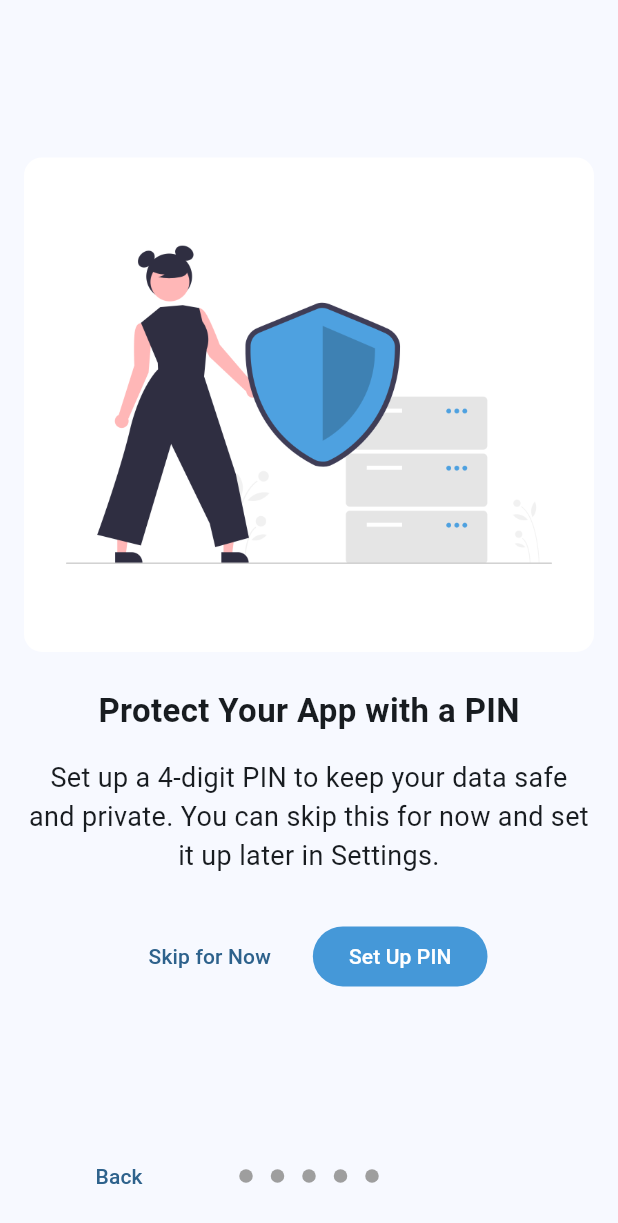
After one commit to vearmunn/dailycore, a Flutter app: the screen it shows after launch, swiped to page 5, on a phone screen of 412 x 824 dp. The commit adds this screen. Shown: the top 1223 px of the screen. Run offline on Flutter 3.47's test engine with Material 3 defaults, Android fonts, the phone set to English and light mode, and no system bars; drawn by our look-alikes of introduction_screen, toastification; our stand-ins replace csv, device_info_plus, dotted_border, expandable, fl_chart, flutter_bloc and 14 more; missing offline and left inert: country_flags, currency_textfield, flutter_custom_month_picker, omni_datetime_picker; accounts and stored records are empty; statements that could not run were skipped.

Commit message:
onboarding added

```diff
--- a/lib/consts/prefs_key.dart
+++ b/lib/consts/prefs_key.dart
@@ -1,2 +1,3 @@
 const String pinKey = 'user_pin';
 const String isDarkMode = 'is_dark_mode';
+const String showOnboardingPageKey = 'show_onboarding_page';
--- a/lib/features/expense_tracker/presentation/pages/chart_page.dart
+++ b/lib/features/expense_tracker/presentation/pages/chart_page.dart
@@ -11,6 +11,7 @@ import 'package:flutter_localization/flutter_localization.dart';
 
 import '../../../../localization/locales.dart';
 import '../../../../utils/colors_and_icons.dart';
+import '../cubit/expense_crud/expense_crud_cubit.dart';
 
 class ChartPage extends StatefulWidget {
   const ChartPage({super.key});
@@ -32,7 +33,13 @@ class _ChartPageState extends State<ChartPage> {
         ),
         centerTitle: true,
         leading: IconButton(
-          onPressed: () => Navigator.pop(context),
+          onPressed: () {
+            Navigator.pop(context);
+            context.read<ExpenseCrudCubit>().loadExpenses(
+              DateTime.now().year,
+              DateTime.now().month,
+            );
+          },
           icon: Icon(Icons.arrow_back, color: Colors.white),
         ),
       ),
--- a/lib/features/expense_tracker/presentation/pages/expense_page.dart
+++ b/lib/features/expense_tracker/presentation/pages/expense_page.dart
@@ -26,7 +26,13 @@ class ExpensePage extends StatelessWidget {
         ),
         centerTitle: true,
         leading: IconButton(
-          onPressed: () => Navigator.pop(context),
+          onPressed: () {
+            Navigator.pop(context);
+            context.read<ExpenseCrudCubit>().loadExpenses(
+              DateTime.now().year,
+              DateTime.now().month,
+            );
+          },
           icon: Icon(Icons.arrow_back, color: Colors.white),
         ),
         actions: [
--- a/lib/features/expense_tracker/presentation/pages/goal_page.dart
+++ b/lib/features/expense_tracker/presentation/pages/goal_page.dart
@@ -13,6 +13,7 @@ import 'package:flutter_localization/flutter_localization.dart';
 
 import '../../../../localization/locales.dart';
 import '../../../../utils/colors_and_icons.dart';
+import '../cubit/expense_crud/expense_crud_cubit.dart';
 import '../cubit/goal/goal_cubit.dart';
 
 class GoalPage extends StatelessWidget {
@@ -27,6 +28,16 @@ class GoalPage extends StatelessWidget {
           backgroundColor: dailyCorePurple,
           title: Text('Goals', style: TextStyle(fontWeight: FontWeight.bold)),
           centerTitle: true,
+          leading: IconButton(
+            onPressed: () {
+              Navigator.pop(context);
+              context.read<ExpenseCrudCubit>().loadExpenses(
+                DateTime.now().year,
+                DateTime.now().month,
+              );
+            },
+            icon: Icon(Icons.arrow_back, color: Colors.white),
+          ),
           bottom: PreferredSize(
             preferredSize: Size.fromHeight(50),
             child: TabBar(
--- a/lib/features/expense_tracker/presentation/pages/reports_page.dart
+++ b/lib/features/expense_tracker/presentation/pages/reports_page.dart
@@ -42,7 +42,13 @@ class _ReportsPageState extends State<ReportsPage> {
         ),
         centerTitle: true,
         leading: IconButton(
-          onPressed: () => Navigator.pop(context),
+          onPressed: () {
+            Navigator.pop(context);
+            context.read<ExpenseCrudCubit>().loadExpenses(
+              DateTime.now().year,
+              DateTime.now().month,
+            );
+          },
           icon: Icon(Icons.arrow_back, color: Colors.white),
         ),
         actions: [
--- /dev/null
+++ b/lib/features/home/cubit/onboarding.dart
@@ -0,0 +1,21 @@
+// ignore_for_file: public_member_api_docs, sort_constructors_first
+import 'package:dailycore/consts/prefs_key.dart';
+import 'package:flutter_bloc/flutter_bloc.dart';
+import 'package:shared_preferences/shared_preferences.dart';
+
+class OnboardingCubit extends Cubit<bool> {
+  final SharedPreferences prefs;
+  OnboardingCubit(this.prefs) : super(true) {
+    loadStatus();
+  }
+
+  void loadStatus() {
+    final show = prefs.getBool(showOnboardingPageKey) ?? true;
+    emit(show);
+  }
+
+  Future completeOnboarding() async {
+    await prefs.setBool(showOnboardingPageKey, false);
+    emit(false);
+  }
+}
--- /dev/null
+++ b/lib/features/home/onboarding_page.dart
@@ -0,0 +1,175 @@
+import 'package:dailycore/components/pin/pin_enum.dart';
+import 'package:dailycore/features/home/cubit/onboarding.dart';
+import 'package:dailycore/features/home/homepage.dart';
+import 'package:dailycore/features/home/pin_page.dart';
+import 'package:dailycore/theme/theme_helper.dart';
+import 'package:dailycore/utils/spaces.dart';
+import 'package:flutter/material.dart';
+import 'package:flutter_bloc/flutter_bloc.dart';
+import 'package:flutter_localization/flutter_localization.dart';
+import 'package:introduction_screen/introduction_screen.dart';
+
+import '../../localization/locales.dart';
+
+class OnboardingPage extends StatelessWidget {
+  const OnboardingPage({super.key});
+
+  @override
+  Widget build(BuildContext context) {
+    return Scaffold(
+      body: SafeArea(
+        child: IntroductionScreen(
+          dotsDecorator: DotsDecorator(
+            activeColor:
+                ThemeHelper.isDark(context) ? Colors.white : Colors.grey,
+          ),
+          pages: [
+            _buildPage(
+              context,
+              title: AppLocale.onboardingTitleWelcome.getString(context),
+              description: AppLocale.onboardingDescWelcome.getString(context),
+              imgPath: 'assets/images/welcome.png',
+            ),
+            _buildPage(
+              context,
+              title: AppLocale.onboardingTitleTodo.getString(context),
+              description: AppLocale.onboardingDescTodo.getString(context),
+              imgPath: 'assets/images/todo.png',
+            ),
+            _buildPage(
+              context,
+              title: AppLocale.onboardingTitleHabit.getString(context),
+              description: AppLocale.onboardingDescHabit.getString(context),
+              imgPath: 'assets/images/habit.png',
+            ),
+            _buildPage(
+              context,
+              title: AppLocale.onboardingTitleFinance.getString(context),
+              description: AppLocale.onboardingDescFinance.getString(context),
+              imgPath: 'assets/images/expense.png',
+            ),
+            _buildLastPage(
+              context,
+              title: AppLocale.onboardingTitlePIN.getString(context),
+              description: AppLocale.onboardingDescPIN.getString(context),
+              imgPath: 'assets/images/pin.png',
+            ),
+          ],
+          showSkipButton: false,
+          next: Text(AppLocale.next.getString(context)),
+          back: Text(AppLocale.back.getString(context)),
+          showBackButton: true,
+          showDoneButton: false,
+        ),
+      ),
+    );
+  }
+
+  PageViewModel _buildPage(
+    BuildContext context, {
+    required String title,
+    required String description,
+    required String imgPath,
+  }) {
+    return PageViewModel(
+      title: '',
+      bodyWidget: Column(
+        children: [
+          Container(
+            margin: EdgeInsets.only(top: 20),
+            decoration: BoxDecoration(
+              color: Colors.white,
+              borderRadius: BorderRadius.circular(12),
+            ),
+            width: double.infinity,
+            height: MediaQuery.of(context).size.height * 0.4,
+            child: ClipRRect(
+              borderRadius: BorderRadius.circular(12),
+              child: Image.asset(imgPath),
+            ),
+          ),
+          verticalSpace(24),
+          Text(
+            title,
+            style: TextStyle(fontSize: 22, fontWeight: FontWeight.bold),
+          ),
+          verticalSpace(16),
+          Text(
+            description,
+            textAlign: TextAlign.center,
+            style: TextStyle(fontSize: 18),
+          ),
+        ],
+      ),
+    );
+  }
+
+  PageViewModel _buildLastPage(
+    BuildContext context, {
+    required String title,
+    required String description,
+    required String imgPath,
+  }) {
+    return PageViewModel(
+      title: '',
+      bodyWidget: Column(
+        children: [
+          Container(
+            margin: EdgeInsets.only(top: 20),
+            decoration: BoxDecoration(
+              color: Colors.white,
+              borderRadius: BorderRadius.circular(12),
+            ),
+            width: double.infinity,
+            height: MediaQuery.of(context).size.height * 0.4,
+            child: ClipRRect(
+              borderRadius: BorderRadius.circular(12),
+              child: Image.asset(imgPath),
+            ),
+          ),
+          verticalSpace(24),
+          Text(
+            title,
+            style: TextStyle(fontSize: 22, fontWeight: FontWeight.bold),
+          ),
+          verticalSpace(16),
+          Text(
+            description,
+            textAlign: TextAlign.center,
+            style: TextStyle(fontSize: 18),
+          ),
+          verticalSpace(30),
+          Row(
+            mainAxisAlignment: MainAxisAlignment.center,
+            children: [
+              TextButton(
+                onPressed: () {
+                  context.read<OnboardingCubit>().completeOnboarding();
+                  Navigator.pushReplacement(
+                    context,
+                    MaterialPageRoute(builder: (context) => Homepage()),
+                  );
+                },
+                child: Text(AppLocale.skipForNow.getString(context)),
+              ),
+              horizontalSpace(16),
+              ElevatedButton(
+                onPressed: () {
+                  context.read<OnboardingCubit>().completeOnboarding();
+                  Navigator.pushReplacement(
+                    context,
+                    MaterialPageRoute(
+                      builder:
+                          (context) => PinPage(pinEnum: PinEnum.isSettingUp),
+                    ),
+                  );
+                },
+                child: Text(AppLocale.setUpPin.getString(context)),
+              ),
+            ],
+          ),
+        ],
+      ),
+    );
+  }
+}
--- a/lib/features/home/pin_page.dart
+++ b/lib/features/home/pin_page.dart
@@ -55,7 +55,11 @@ class PinPage extends StatelessWidget {
                       context,
                       AppLocale.pinSaved.getString(context),
                     );
-                    Navigator.pop(context);
+                    Navigator.pushAndRemoveUntil(
+                      context,
+                      MaterialPageRoute(builder: (context) => Homepage()),
+                      (Route<dynamic> route) => false,
+                    );
                   }
                   if (state is PinCorrect && pinEnum == PinEnum.isLoggingIn) {
                     Navigator.pushReplacement(
--- a/lib/localization/locales.dart
+++ b/lib/localization/locales.dart
@@ -191,6 +191,27 @@ mixin AppLocale {
   static const String pinIncorrect = 'pinIncorrect';
   static const String updatePin = 'updatePin';
   static const String removePin = 'removePin';
+
+  // ONBOARDING
+  static const String onboardingTitleWelcome = 'onboardingTitleWelcome';
+  static const String onboardingDescWelcome = 'onboardingDescWelcome';
+
+  static const String onboardingTitleTodo = 'onboardingTitleTodo';
+  static const String onboardingDescTodo = 'onboardingDescTodo';
+
+  static const String onboardingTitleHabit = 'onboardingTitleHabit';
+  static const String onboardingDescHabit = 'onboardingDescHabit';
+
+  static const String onboardingTitleFinance = 'onboardingTitleFinance';
+  static const String onboardingDescFinance = 'onboardingDescFinance';
+
+  static const String onboardingTitlePIN = 'onboardingTitlePIN';
+  static const String onboardingDescPIN = 'onboardingDescPIN';
+
+  static const String next = 'next';
+  static const String back = 'back';
+  static const String skipForNow = 'skipForNow';
+  static const String setUpPin = 'setUpPin';
 
   static const Map<String, dynamic> EN = {
     // HOME
@@ -386,6 +407,31 @@ mixin AppLocale {
     pinIncorrect: 'PIN incorrect!',
     updatePin: 'Update PIN',
     removePin: 'Remove PIN',
+
+    // ONBOARDING
+    onboardingTitleWelcome: 'Welcome to DailyCore',
+    onboardingDescWelcome:
+        'Your all-in-one tool to build better habits, manage spending, and stay on top of tasks.',
+
+    onboardingTitleTodo: 'Stay on Top of Your To-Do List',
+    onboardingDescTodo:
+        'Capture tasks, prioritize them, and boost your daily productivity with ease.',
+
+    onboardingTitleHabit: 'Build Positive Habits',
+    onboardingDescHabit:
+        'Track your daily routines, set reminders, and stay consistent with your goals.',
+
+    onboardingTitleFinance: 'Track Your Finances',
+    onboardingDescFinance:
+        'Easily record your expenses and income to understand where your money goes.',
+
+    onboardingTitlePIN: 'Protect Your App with a PIN',
+    onboardingDescPIN:
+        'Set up a 4-digit PIN to keep your data safe and private. You can skip this for now and set it up later in Settings.',
+    next: 'Next',
+    back: 'Back',
+    skipForNow: 'Skip for Now',
+    setUpPin: 'Set Up PIN',
   };
 
   static const Map<String, dynamic> ID = {
@@ -582,5 +628,31 @@ mixin AppLocale {
     pinIncorrect: 'PIN salah!',
     updatePin: 'Perbarui PIN',
     removePin: 'Hapus PIN',
+
+    // ONBOARDING
+    onboardingTitleWelcome: 'Selamat Datang di DailyCore',
+    onboardingDescWelcome:
+        'Alat serbaguna Anda untuk membangun kebiasaan baik, mengatur pengeluaran, dan menyelesaikan tugas.',
+
+    onboardingTitleTodo: 'Kelola Daftar Agenda Anda',
+    onboardingDescTodo:
+        'Catat tugas, atur prioritas, dan tingkatkan produktivitas harian Anda dengan mudah.',
+
+    onboardingTitleHabit: 'Bangun Kebiasaan Positif',
+    onboardingDescHabit:
+        'Lacak rutinitas harian, atur pengingat, dan tetap konsisten dengan tujuan Anda.',
+
+    onboardingTitleFinance: 'Lacak Keuangan Anda',
+    onboardingDescFinance:
+        'Catat pengeluaran dan pendapatan dengan mudah untuk memahami ke mana uang Anda pergi.',
+
+    onboardingTitlePIN: 'Lindungi Aplikasi Anda dengan PIN',
+    onboardingDescPIN:
+        'Atur PIN 4 digit untuk menjaga data Anda tetap aman dan pribadi. Anda dapat melewati ini dan mengaturnya nanti di Pengaturan.',
+
+    next: 'Lanjut',
+    back: 'Kembali',
+    skipForNow: 'Lewati Dulu',
+    setUpPin: 'Atur PIN',
   };
 }
--- a/lib/main.dart
+++ b/lib/main.dart
@@ -1,6 +1,6 @@
 // ignore_for_file: public_member_api_docs, sort_constructors_first
 import 'package:dailycore/components/scheduled_notifs_list/cubit/schedule_notif_cubit.dart';
-import 'package:dailycore/features/home/initial_page.dart';
+import 'package:dailycore/features/home/cubit/onboarding.dart';
 import 'package:dailycore/hive/hive_registrar.g.dart';
 import 'package:dailycore/localization/locales.dart';
 import 'package:dailycore/theme/app_theme.dart';
@@ -18,6 +18,7 @@ import 'components/date_picker/pick_date_cubit.dart';
 import 'components/image_picker/image_picker_cubit.dart';
 import 'components/numpad/numpad_cubit.dart';
 import 'components/pin/cubit/pin_cubit.dart';
+import 'components/pin/pin_enum.dart';
 import 'features/expense_tracker/data/models/hive_expense.dart';
 import 'features/expense_tracker/data/models/hive_expense_category.dart';
 import 'features/expense_tracker/data/models/hive_goal.dart';
@@ -33,6 +34,9 @@ import 'features/habit_tracker/data/models/hive_habit.dart';
 import 'features/habit_tracker/data/models/hive_routine.dart';
 import 'features/habit_tracker/data/repository/hive_habit_repo.dart';
 import 'features/habit_tracker/presentation/crud_cubit/habit_crud_cubit.dart';
+import 'features/home/homepage.dart';
+import 'features/home/onboarding_page.dart';
+import 'features/home/pin_page.dart';
 import 'features/todo/data/models/hive_todo.dart';
 import 'features/todo/data/models/hive_todo_category.dart';
 import 'features/todo/data/repository/hive_todo_category_repo.dart';
@@ -101,6 +105,7 @@ void main() async {
         BlocProvider(create: (context) => ScheduleNotifCubit()),
         BlocProvider(create: (context) => ThemeCubit(prefs)),
         BlocProvider(create: (context) => PinCubit(prefs)),
+        BlocProvider(create: (context) => OnboardingCubit(prefs)),
       ],
       child: MyApp(),
     ),
@@ -146,7 +151,19 @@ class _MyAppState extends State<MyApp> {
             theme: AppThemes.lightTheme,
             darkTheme: AppThemes.darkTheme,
             themeMode: themeMode,
-            home: InitialPage(),
+            home: BlocBuilder<OnboardingCubit, bool>(
+              builder: (context, showOnboarding) {
+                print(showOnboarding);
+                final isPinSet = context.read<PinCubit>().isPinSet();
+                if (showOnboarding) {
+                  return OnboardingPage();
+                } else if (isPinSet) {
+                  return PinPage(pinEnum: PinEnum.isLoggingIn);
+                } else {
+                  return Homepage();
+                }
+              },
+            ),
           );
         },
       ),
--- a/pubspec.yaml
+++ b/pubspec.yaml
@@ -63,6 +63,7 @@ dependencies:
   country_flags: ^3.3.0
   shared_preferences: ^2.5.3
   pinput: ^5.0.1
+  introduction_screen: ^3.1.17
 
 dev_dependencies:
   flutter_test:
```
Also changed, not shown: lib/features/home/initial_page.dart (deleted, +0 -20 lines), assets/images/expense.png (added), assets/images/habit.png (added), assets/images/pin.png (added), assets/images/todo.png (added), assets/images/welcome.png (added), pubspec.lock.
